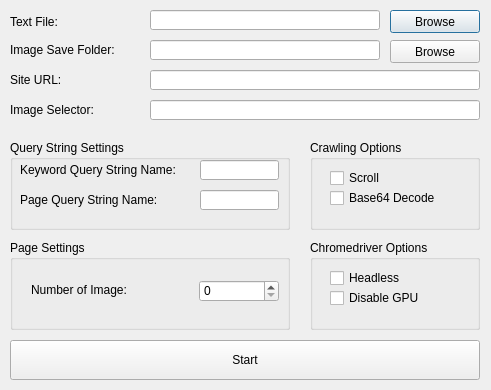
taejeong123/python-gui-image-downloader, file ui_design.ui: the form before one commit.
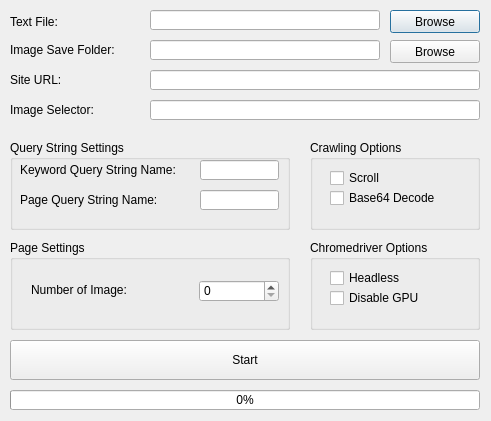
The form after the commit.

Patch:
```diff
--- a/ui_design.ui
+++ b/ui_design.ui
@@ -7,7 +7,7 @@
     <x>0</x>
     <y>0</y>
     <width>491</width>
-    <height>390</height>
+    <height>421</height>
    </rect>
   </property>
   <property name="windowTitle">
@@ -344,6 +344,19 @@
     <string>Image Selector:</string>
    </property>
   </widget>
+  <widget class="QProgressBar" name="progressBar">
+   <property name="geometry">
+    <rect>
+     <x>10</x>
+     <y>390</y>
+     <width>470</width>
+     <height>20</height>
+    </rect>
+   </property>
+   <property name="value">
+    <number>0</number>
+   </property>
+  </widget>
  </widget>
  <resources/>
  <connections/>
```
Left out of the diff: 16 changed lines with no effect on the pictures.
